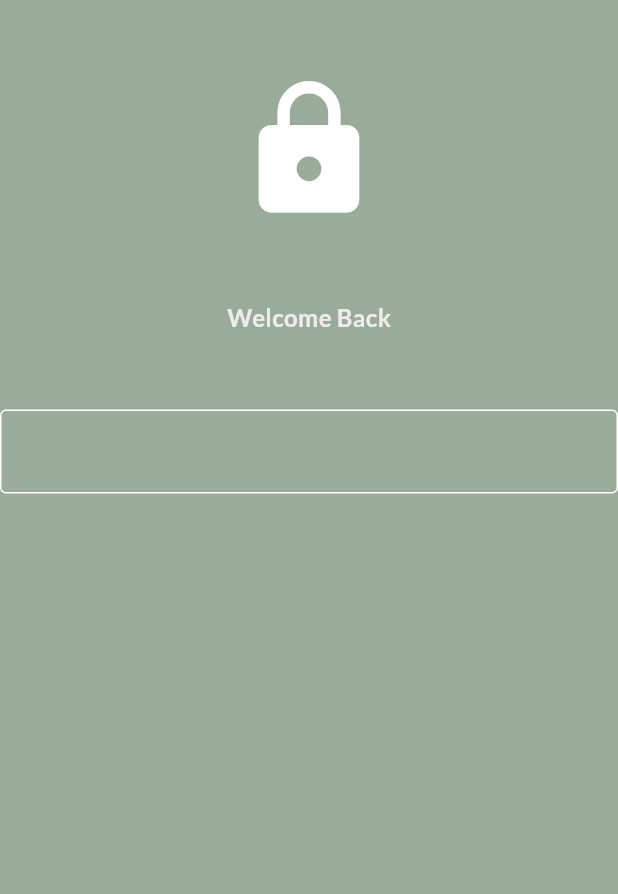
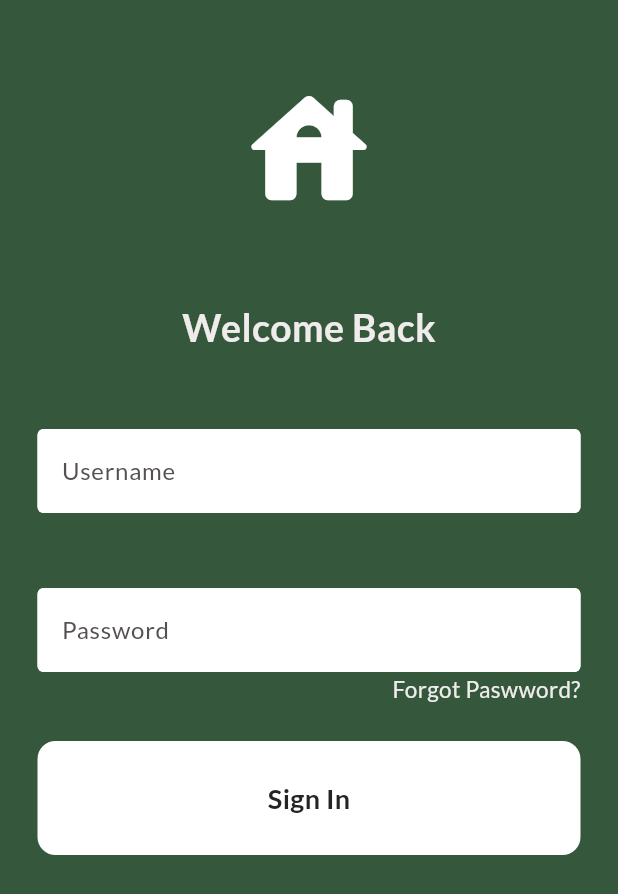
Before and after one commit to DevTeamOfficial/Real-State-UI, a Flutter app: the LoginPage screen opened directly, on a phone screen of 412 x 824 dp. Shown: the top 894 px of the screen. Run offline on Flutter 3.47's test engine with Material 3 defaults, Android fonts, the phone set to English and light mode, and no system bars; our stand-ins replace google_fonts.

```diff
--- /dev/null
+++ b/lib/components/mybutton.dart
@@ -0,0 +1,32 @@
+import 'package:flutter/material.dart';
+
+class MyButton extends StatelessWidget {
+  final VoidCallback? onTap;
+
+  const MyButton({super.key, this.onTap});
+
+  @override
+  Widget build(BuildContext context) {
+    return GestureDetector(
+      onTap: onTap,
+      child: Container(
+        padding: const EdgeInsets.all(25),
+        margin: const EdgeInsets.symmetric(horizontal: 25),
+        decoration: BoxDecoration(
+          color: Colors.white,
+          borderRadius: BorderRadius.circular(12),
+        ),
+        child: const Center(
+          child: Text(
+            'Sign In',
+            style: TextStyle(
+              color: Color.fromARGB(255, 37, 35, 35),
+              fontWeight: FontWeight.bold,
+              fontSize: 18,
+            ),
+          ),
+        ),
+      ),
+    );
+  }
+}
--- /dev/null
+++ b/lib/components/mytextfield.dart
@@ -0,0 +1,34 @@
+import 'package:flutter/material.dart';
+
+class MyTextField extends StatelessWidget {
+  final controller;
+  final String hintText;
+  final bool obscureText;
+
+  const MyTextField({
+    super.key,
+    required this.controller,
+    required this.hintText,
+    required this.obscureText,
+  });
+
+  @override
+  Widget build(BuildContext context) {
+    return Padding(
+      padding: const EdgeInsets.symmetric(horizontal: 25.0),
+      child: TextField(
+          controller: controller,
+          obscureText: obscureText,
+          decoration: InputDecoration(
+            enabledBorder: const OutlineInputBorder(
+                borderSide: BorderSide(color: Colors.white)),
+            focusedBorder: const OutlineInputBorder(
+                borderSide: BorderSide(color: Colors.grey)),
+            fillColor: Colors.white,
+            filled: true,
+            hintText: hintText,
+            hintStyle: const TextStyle(color: Color.fromARGB(255, 85, 81, 81)),
+          )),
+    );
+  }
+}
--- a/lib/main.dart
+++ b/lib/main.dart
@@ -1,7 +1,7 @@
 import 'package:flutter/material.dart';
 import 'package:google_fonts/google_fonts.dart';
 import 'package:real_estate_ui_tutorial/screens/Login.dart';
-
+import 'package:real_estate_ui_tutorial/screens/onboarding.dart';
 
 void main() {
   runApp(const MyApp());
@@ -23,7 +23,7 @@ class MyApp extends StatelessWidget {
         textTheme: GoogleFonts.latoTextTheme(),
         primaryColor: const Color(0xff35573B),
       ),
-      home: const LoginPage(),
+      home: OnboardingPage(),
     );
   }
 }
--- a/lib/screens/Login.dart
+++ b/lib/screens/Login.dart
@@ -1,18 +1,25 @@
 import 'package:flutter/material.dart';
+import 'package:real_estate_ui_tutorial/components/mybutton.dart';
+import 'package:real_estate_ui_tutorial/components/mytextfield.dart';
+import 'package:real_estate_ui_tutorial/screens/home.dart';
 
 class LoginPage extends StatelessWidget {
-  const LoginPage({super.key});
+  LoginPage({super.key});
+
+  //text editing controllers
+  final usernameController = TextEditingController();
+  final passwordController = TextEditingController();
 
   @override
   Widget build(BuildContext context) {
-    return const Scaffold(
-      backgroundColor: Color.fromARGB(255, 152, 172, 153),
+    return Scaffold(
+      backgroundColor: const Color(0xff35573B),
       body: SafeArea(
         child: Center(
           child: Column(children: [
             SizedBox(height: 50),
             Icon(
-              Icons.lock,
+              Icons.house_rounded,
               size: 100,
               color: Colors.white,
             ),
@@ -20,7 +27,7 @@ class LoginPage extends StatelessWidget {
             Text(
               "Welcome Back",
               style: TextStyle(
-                fontSize: 16,
+                fontSize: 25,
                 fontWeight: FontWeight.bold,
                 color: Color.fromARGB(255, 240, 236, 236),
               ),
@@ -28,13 +35,44 @@ class LoginPage extends StatelessWidget {
             SizedBox(
               height: 50,
             ),
-            TextField(
-              decoration: InputDecoration(
-                enabledBorder: OutlineInputBorder(borderSide: BorderSide(color: Colors.white)),
-                focusedBorder: OutlineInputBorder(borderSide: BorderSide(color: Colors.white)),
-
-            )),
-
+            MyTextField(
+              controller: usernameController,
+              hintText: "Username",
+              obscureText: false,
+            ),
+            SizedBox(
+              height: 50,
+            ),
+            MyTextField(
+              controller: passwordController,
+              hintText: "Password",
+              obscureText: true,
+            ),
+            Padding(
+              padding: const EdgeInsets.symmetric(horizontal: 25.0),
+              child: Row(
+                mainAxisAlignment: MainAxisAlignment.end,
+                children: [
+                  Text('Forgot Paswword?',
+                      style: TextStyle(
+                        color: Color.fromARGB(255, 240, 236, 236),
+                        fontSize: 15,
+                      )),
+                ],
+              ),
+            ),
+            SizedBox(
+              height: 25,
+            ),
+            //sign in button
+            MyButton(
+              onTap: () {
+                Navigator.push(
+                  context,
+                  MaterialPageRoute(builder: (context) => const HomePage()),
+                );
+              },
+            ),
           ]),
         ),
       ),
--- a/lib/screens/home.dart
+++ b/lib/screens/home.dart
@@ -1,4 +1,6 @@
 import 'package:flutter/material.dart';
+import 'package:real_estate_ui_tutorial/screens/Login.dart';
+import 'package:real_estate_ui_tutorial/screens/onboarding.dart';
 import 'package:real_estate_ui_tutorial/screens/property_page.dart';
 
 import '../widgets/bottom_nav.dart';
@@ -35,9 +37,18 @@ class _HomePageState extends State<HomePage> {
                           color: theme.primaryColor,
                           border: Border.all(color: Colors.white),
                         ),
+                        child: GestureDetector(
+                          onTap: () {
+                            Navigator.push(
+                              context,
+                              MaterialPageRoute(
+                                  builder: (context) => OnboardingPage()),
+                            );
+                          },
                           child: const Icon(
                             Icons.home_outlined,
-                          color: Colors.white,
+                            color: Color.fromARGB(255, 252, 250, 250),
+                          ),
                         ),
                       ),
                       const Spacer(),
@@ -79,7 +90,8 @@ class _HomePageState extends State<HomePage> {
                           Icons.notifications_none,
                           color: Colors.white,
                         ),
-                        style: ElevatedButton.styleFrom(backgroundColor: Colors.white.withOpacity(0.4)),
+                        style: ElevatedButton.styleFrom(
+                            backgroundColor: Colors.white.withOpacity(0.4)),
                       )
                     ],
                   ),
@@ -128,7 +140,8 @@ class _HomePageState extends State<HomePage> {
                           Icons.filter_list,
                           color: Colors.white,
                         ),
-                        style: ElevatedButton.styleFrom(backgroundColor: Colors.white.withOpacity(0.4)),
+                        style: ElevatedButton.styleFrom(
+                            backgroundColor: Colors.white.withOpacity(0.4)),
                       )
                     ],
                   ),
@@ -165,19 +178,23 @@ class _HomePageState extends State<HomePage> {
                                 child: Padding(
                                   padding: const EdgeInsets.all(10.0),
                                   child: Column(
-                                    crossAxisAlignment: CrossAxisAlignment.start,
-                                    mainAxisAlignment: MainAxisAlignment.spaceAround,
+                                    crossAxisAlignment:
+                                        CrossAxisAlignment.start,
+                                    mainAxisAlignment:
+                                        MainAxisAlignment.spaceAround,
                                     children: [
                                       Text(
                                         'GET YOUR 10%\nCASHBACK',
-                                        style: theme.textTheme.titleLarge?.copyWith(
+                                        style: theme.textTheme.titleLarge
+                                            ?.copyWith(
                                           fontWeight: FontWeight.bold,
                                           color: Colors.white,
                                         ),
                                       ),
                                       Text(
                                         '*Expires 31 Sept 2024',
-                                        style: theme.textTheme.bodySmall?.copyWith(
+                                        style:
+                                            theme.textTheme.bodySmall?.copyWith(
                                           color: Colors.white,
                                         ),
                                       )
@@ -234,7 +251,8 @@ class _HomePageState extends State<HomePage> {
                                 Navigator.push(
                                   context,
                                   MaterialPageRoute(
-                                    builder: (context) => const PropertyPage(image:  "assets/img1.jpg"),
+                                    builder: (context) => const PropertyPage(
+                                        image: "assets/img1.jpg"),
                                   ),
                                 );
                               },
@@ -271,7 +289,10 @@ class PropertyCard extends StatelessWidget {
     return InkWell(
       onTap: onTap,
       child: Container(
-        decoration: BoxDecoration(color: Colors.white, borderRadius: BorderRadius.circular(20), boxShadow: [
+        decoration: BoxDecoration(
+            color: Colors.white,
+            borderRadius: BorderRadius.circular(20),
+            boxShadow: [
               BoxShadow(
                 color: Colors.black.withOpacity(0.1),
                 blurRadius: 10,
@@ -295,8 +316,11 @@ class PropertyCard extends StatelessWidget {
                   top: 10,
                   left: 10,
                   child: Container(
-                    padding: const EdgeInsets.symmetric(horizontal: 12, vertical: 6),
-                    decoration: BoxDecoration(color: const Color(0xff48e256), borderRadius: BorderRadius.circular(20)),
+                    padding:
+                        const EdgeInsets.symmetric(horizontal: 12, vertical: 6),
+                    decoration: BoxDecoration(
+                        color: const Color(0xff48e256),
+                        borderRadius: BorderRadius.circular(20)),
                     child: const Text("Active"),
                   ),
                 ),
@@ -331,12 +355,15 @@ class PropertyCard extends StatelessWidget {
                   bottom: 10,
                   right: 10,
                   child: Container(
-                    padding: const EdgeInsets.symmetric(horizontal: 12, vertical: 6),
-                    decoration:
-                        BoxDecoration(color: Colors.black.withOpacity(0.4), borderRadius: BorderRadius.circular(20)),
+                    padding:
+                        const EdgeInsets.symmetric(horizontal: 12, vertical: 6),
+                    decoration: BoxDecoration(
+                        color: Colors.black.withOpacity(0.4),
+                        borderRadius: BorderRadius.circular(20)),
                     child: const Text(
                       "\$250,000",
-                      style: TextStyle(color: Colors.white, fontWeight: FontWeight.bold),
+                      style: TextStyle(
+                          color: Colors.white, fontWeight: FontWeight.bold),
                     ),
                   ),
                 ),
@@ -353,7 +380,8 @@ class PropertyCard extends StatelessWidget {
                     children: [
                       Text(
                         "Green Field Island, Western \nByepass",
-                        style: theme.textTheme.titleMedium?.copyWith(fontWeight: FontWeight.w500, fontSize: 17),
+                        style: theme.textTheme.titleMedium?.copyWith(
+                            fontWeight: FontWeight.w500, fontSize: 17),
                       ),
                       const Icon(Icons.bookmark_outline),
                     ],
@@ -368,7 +396,8 @@ class PropertyCard extends StatelessWidget {
                       ),
                       Text(
                         "Off sixway roundabout, byepass (5.1KM)",
-                        style: theme.textTheme.bodyMedium?.copyWith(color: Colors.grey),
+                        style: theme.textTheme.bodyMedium
+                            ?.copyWith(color: Colors.grey),
                       ),
                     ],
                   ),
--- a/lib/screens/onboarding.dart
+++ b/lib/screens/onboarding.dart
@@ -1,4 +1,5 @@
 import 'package:flutter/material.dart';
+import 'package:real_estate_ui_tutorial/screens/Login.dart';
 import 'package:real_estate_ui_tutorial/screens/home.dart';
 
 class OnboardingPage extends StatelessWidget {
@@ -71,7 +72,10 @@ class OnboardingPage extends StatelessWidget {
                     width: double.infinity,
                     child: ElevatedButton(
                         onPressed: () {
-                          Navigator.push(context, MaterialPageRoute(builder: (context)=> const HomePage()));
+                          Navigator.push(
+                              context,
+                              MaterialPageRoute(
+                                  builder: (context) => LoginPage()));
                         },
                         style: ElevatedButton.styleFrom(
                           backgroundColor: theme.primaryColor,
--- a/pubspec.yaml
+++ b/pubspec.yaml
@@ -59,7 +59,7 @@ flutter:
 
   # To add assets to your application, add an assets section, like this:
   assets:
-    - lib/images/
+    - assets/
 
   # An image asset can refer to one or more resolution-specific "variants", see
   # https://flutter.dev/to/resolution-aware-images
```
Also changed, not shown: lib/images/house.png (added), lib/images/img1.jpg (added), lib/images/onboard.png (added), 4 other files. Lines whose indentation alone changed are shown as unchanged.
